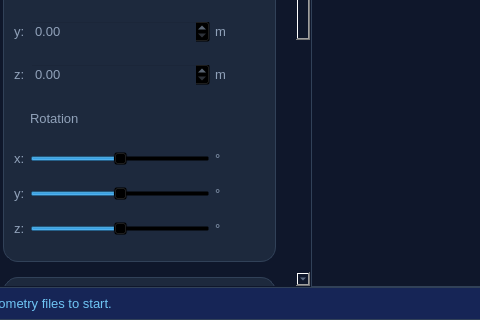
First picture: the form in ui/applayout.ui, repository mhddany/radex-simulator, before the edit; both pictures show x 182 to 662 and y 291 to 611 of the 986 by 611 pixel window.
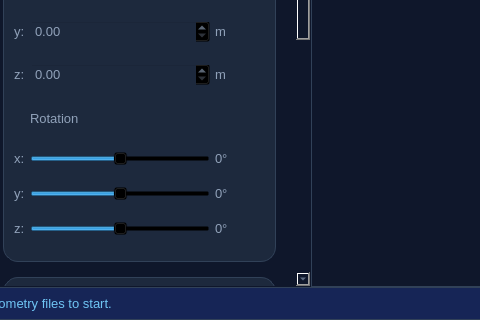
Second picture: the form after the edit. The open tabs and pages were chosen to show the change. Icons and pictures are not drawn. Custom widgets are drawn as their Qt base class.

The edit to the form file:
```diff
--- a/ui/applayout.ui
+++ b/ui/applayout.ui
@@ -1692,7 +1692,7 @@
                         <property name="geometry">
                          <rect>
                           <x>0</x>
-                          <y>0</y>
+                          <y>-159</y>
                           <width>314</width>
                           <height>1000</height>
                          </rect>
@@ -1883,7 +1883,7 @@
                             <item row="9" column="2">
                              <widget class="QLabel" name="zRotationUnitPositionALabel">
                               <property name="text">
-                               <string>°</string>
+                               <string>0°</string>
                               </property>
                              </widget>
                             </item>
@@ -1922,7 +1922,7 @@
                                </size>
                               </property>
                               <property name="text">
-                               <string>°</string>
+                               <string>0°</string>
                               </property>
                              </widget>
                             </item>
@@ -1986,7 +1986,7 @@
                                </size>
                               </property>
                               <property name="text">
-                               <string>°</string>
+                               <string>0°</string>
                               </property>
                              </widget>
                             </item>
```
Left out of the diff: 12 changed lines with no effect on the pictures.
